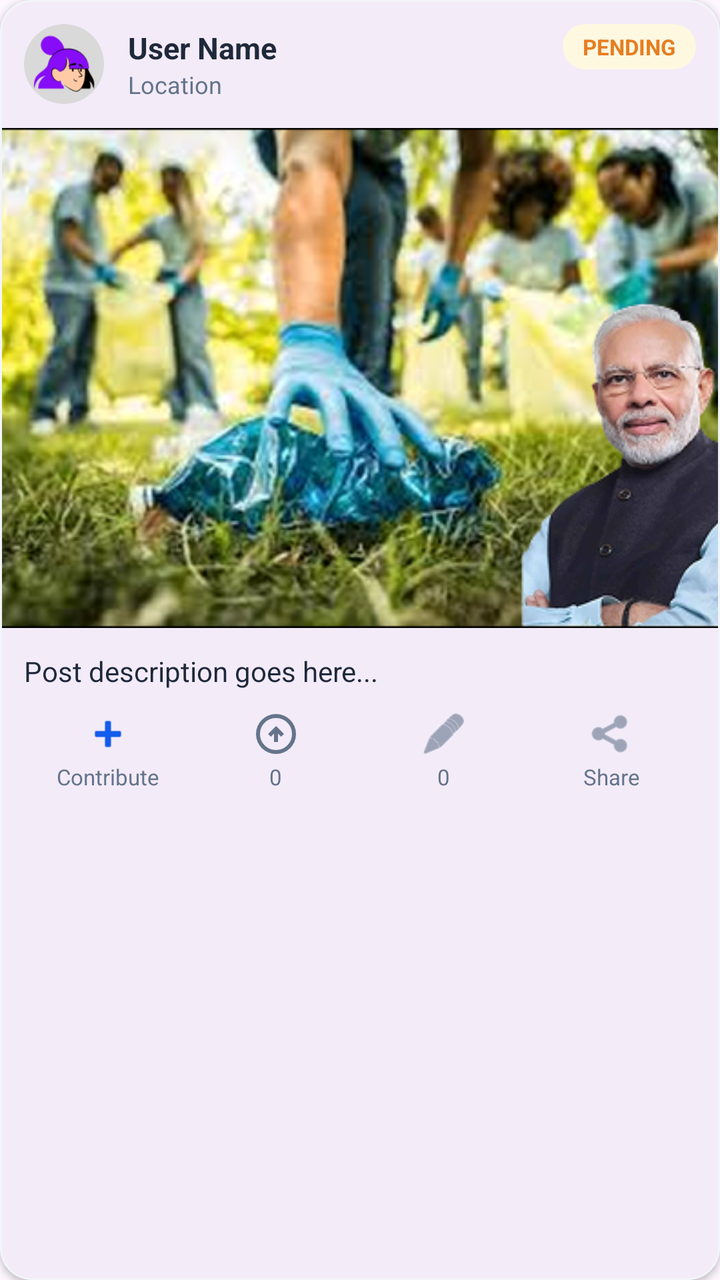
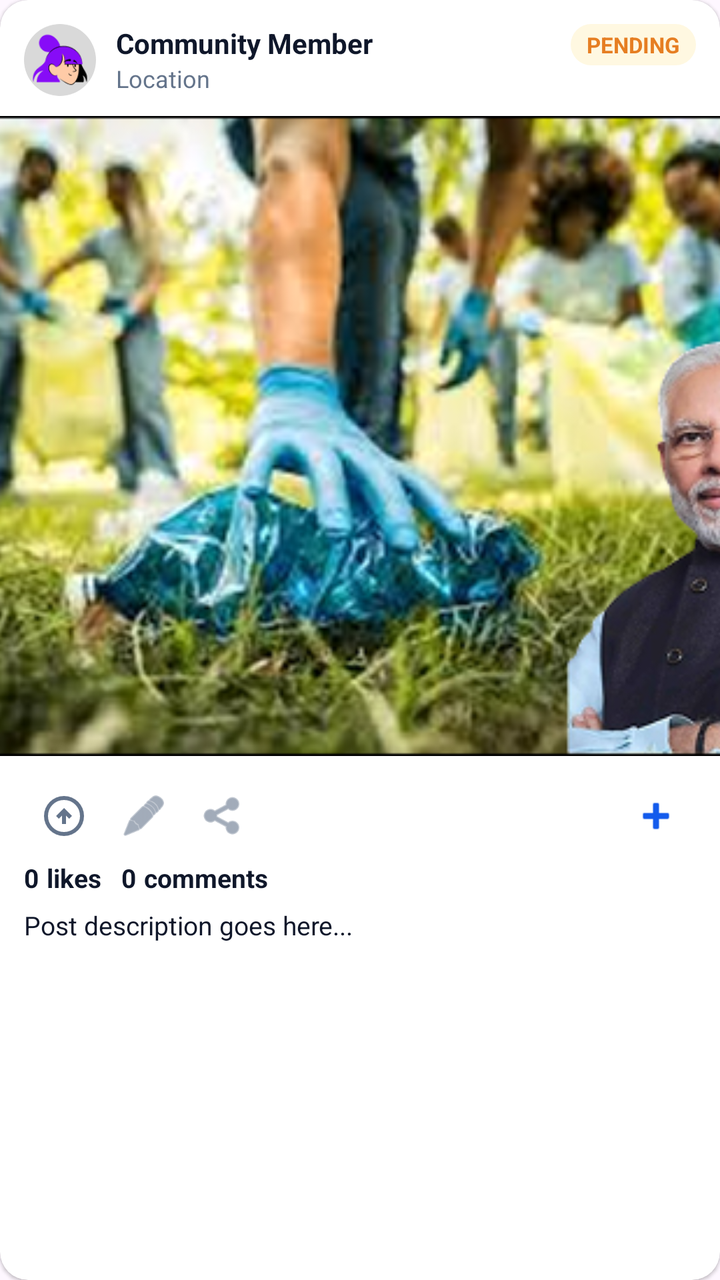

Compare the two renders of this Android layout. The source of the first and the diff that turns it into the second are given below.
<!-- AndroidManifest.xml: application theme Theme.SwachhtaSarthi -->
<!-- res/layout/component_feed_item.xml -->
<?xml version="1.0" encoding="utf-8"?>
<com.google.android.material.card.MaterialCardView xmlns:android="http://schemas.android.com/apk/res/android"
    xmlns:app="http://schemas.android.com/apk/res-auto"
    android:layout_width="match_parent"
    android:layout_height="wrap_content"
    android:layout_marginHorizontal="16dp"
    android:layout_marginVertical="8dp"
    app:cardCornerRadius="16dp"
    app:cardElevation="2dp"
    app:strokeColor="#F1F5F9"
    app:strokeWidth="1dp">

    <LinearLayout
        android:layout_width="match_parent"
        android:layout_height="wrap_content"
        android:orientation="vertical">

        
        <androidx.constraintlayout.widget.ConstraintLayout
            android:layout_width="match_parent"
            android:layout_height="wrap_content"
            android:padding="12dp">

            <com.google.android.material.imageview.ShapeableImageView
                android:id="@+id/ivUserProfile"
                android:layout_width="40dp"
                android:layout_height="40dp"
                android:scaleType="centerCrop"
                app:layout_constraintBottom_toBottomOf="parent"
                app:layout_constraintStart_toStartOf="parent"
                app:layout_constraintTop_toTopOf="parent"
                app:shapeAppearanceOverlay="@style/CircleImageView"
                app:srcCompat="@drawable/profile_image" />

            <LinearLayout
                android:layout_width="0dp"
                android:layout_height="wrap_content"
                android:layout_marginStart="12dp"
                android:orientation="vertical"
                app:layout_constraintBottom_toBottomOf="@id/ivUserProfile"
                app:layout_constraintEnd_toStartOf="@+id/tvStatusTag"
                app:layout_constraintStart_toEndOf="@id/ivUserProfile"
                app:layout_constraintTop_toTopOf="@id/ivUserProfile">

                <TextView
                    android:id="@+id/tvUserName"
                    android:layout_width="wrap_content"
                    android:layout_height="wrap_content"
                    android:text="User Name"
                    android:textColor="#1E293B"
                    android:textSize="15sp"
                    android:textStyle="bold" />

                <TextView
                    android:id="@+id/tvLocation"
                    android:layout_width="wrap_content"
                    android:layout_height="wrap_content"
                    android:text="Location"
                    android:textColor="#64748B"
                    android:textSize="12sp" />
            </LinearLayout>

            <TextView
                android:id="@+id/tvStatusTag"
                android:layout_width="wrap_content"
                android:layout_height="wrap_content"
                android:background="@drawable/bg_pending_tag"
                android:paddingHorizontal="10dp"
                android:paddingVertical="4dp"
                android:text="PENDING"
                android:textColor="#E67E22"
                android:textSize="11sp"
                android:textStyle="bold"
                app:layout_constraintEnd_toEndOf="parent"
                app:layout_constraintTop_toTopOf="parent" />

        </androidx.constraintlayout.widget.ConstraintLayout>

        
        <ImageView
            android:id="@+id/ivPostImage"
            android:layout_width="match_parent"
            android:layout_height="250dp"
            android:scaleType="centerCrop"
            app:srcCompat="@drawable/login_signup_hero_img" />

        
        <LinearLayout
            android:layout_width="match_parent"
            android:layout_height="wrap_content"
            android:gravity="center_vertical"
            android:orientation="vertical"
            android:padding="12dp">

            <TextView
                android:id="@+id/tvDescription"
                android:layout_width="match_parent"
                android:layout_height="wrap_content"
                android:ellipsize="end"
                android:maxLines="1"
                android:text="Post description goes here..."
                android:textColor="#1E293B"
                android:textSize="14sp" />

            <TextView
                android:id="@+id/tvReadMore"
                android:layout_width="wrap_content"
                android:layout_height="wrap_content"
                android:layout_marginTop="4dp"
                android:text="Read more"
                android:textColor="#135BEC"
                android:textSize="12sp"
                android:textStyle="bold"
                android:visibility="gone" />

            <LinearLayout
                android:layout_width="match_parent"
                android:layout_height="wrap_content"
                android:layout_marginTop="10dp"
                android:gravity="center_vertical"
                android:orientation="horizontal">

                <LinearLayout
                    android:layout_width="0dp"
                    android:layout_height="wrap_content"
                    android:layout_weight="1"
                    android:gravity="center"
                    android:orientation="vertical">

                    <ImageView
                        android:id="@+id/ivContribute"
                        android:layout_width="24dp"
                        android:layout_height="24dp"
                        android:clickable="true"
                        android:contentDescription="Contribute"
                        android:focusable="true"
                        android:src="@android:drawable/ic_input_add"
                        app:tint="#135BEC" />

                    <TextView
                        android:layout_width="wrap_content"
                        android:layout_height="wrap_content"
                        android:layout_marginTop="2dp"
                        android:text="Contribute"
                        android:textColor="#64748B"
                        android:textSize="11sp" />
                </LinearLayout>

                <LinearLayout
                    android:layout_width="0dp"
                    android:layout_height="wrap_content"
                    android:layout_weight="1"
                    android:gravity="center"
                    android:orientation="vertical">

                    <ImageView
                        android:id="@+id/ivUpvote"
                        android:layout_width="24dp"
                        android:layout_height="24dp"
                        android:clickable="true"
                        android:contentDescription="Upvote"
                        android:focusable="true"
                        android:src="@drawable/up_arrow"
                        app:tint="#64748B" />

                    <TextView
                        android:id="@+id/tvUpvoteCount"
                        android:layout_width="wrap_content"
                        android:layout_height="wrap_content"
                        android:layout_marginTop="2dp"
                        android:text="0"
                        android:textColor="#64748B"
                        android:textSize="11sp" />
                </LinearLayout>

                <LinearLayout
                    android:layout_width="0dp"
                    android:layout_height="wrap_content"
                    android:layout_weight="1"
                    android:gravity="center"
                    android:orientation="vertical">

                    <ImageView
                        android:id="@+id/ivComment"
                        android:layout_width="24dp"
                        android:layout_height="24dp"
                        android:clickable="true"
                        android:contentDescription="Comment"
                        android:focusable="true"
                        android:src="@android:drawable/ic_menu_edit"
                        app:tint="#64748B" />

                    <TextView
                        android:id="@+id/tvCommentCount"
                        android:layout_width="wrap_content"
                        android:layout_height="wrap_content"
                        android:layout_marginTop="2dp"
                        android:text="0"
                        android:textColor="#64748B"
                        android:textSize="11sp" />
                </LinearLayout>

                <LinearLayout
                    android:layout_width="0dp"
                    android:layout_height="wrap_content"
                    android:layout_weight="1"
                    android:gravity="center"
                    android:orientation="vertical">

                    <ImageView
                        android:id="@+id/ivShare"
                        android:layout_width="24dp"
                        android:layout_height="24dp"
                        android:clickable="true"
                        android:contentDescription="Share"
                        android:focusable="true"
                        android:src="@android:drawable/ic_menu_share"
                        app:tint="#64748B" />

                    <TextView
                        android:layout_width="wrap_content"
                        android:layout_height="wrap_content"
                        android:layout_marginTop="2dp"
                        android:text="Share"
                        android:textColor="#64748B"
                        android:textSize="11sp" />
                </LinearLayout>
            </LinearLayout>
        </LinearLayout>

    </LinearLayout>
</com.google.android.material.card.MaterialCardView>
<!-- resources referenced by this layout -->
<resources>
  <!-- drawable bg_pending_tag (drawable) -->
  <?xml version="1.0" encoding="utf-8"?>
  <shape xmlns:android="http://schemas.android.com/apk/res/android">
      <solid android:color="#FFF8E1" />
      <corners android:radius="12dp" />
  </shape>
  <!-- drawable login_signup_hero_img: png bitmap (drawable, 244307 bytes) -->
  <!-- drawable profile_image: png bitmap (drawable, 4872 bytes) -->
  <!-- drawable up_arrow (drawable) -->
  <vector xmlns:android="http://schemas.android.com/apk/res/android" android:height="24dp" android:tint="#A3A8BB" android:viewportHeight="960" android:viewportWidth="960" android:width="24dp">
        
      <path android:fillColor="@android:color/white" android:pathData="M440,640L520,640L520,472L584,536L640,480L480,320L320,480L376,536L440,472L440,640ZM480,880Q397,880 324,848.5Q251,817 197,763Q143,709 111.5,636Q80,563 80,480Q80,397 111.5,324Q143,251 197,197Q251,143 324,111.5Q397,80 480,80Q563,80 636,111.5Q709,143 763,197Q817,251 848.5,324Q880,397 880,480Q880,563 848.5,636Q817,709 763,763Q709,817 636,848.5Q563,880 480,880ZM480,800Q614,800 707,707Q800,614 800,480Q800,346 707,253Q614,160 480,160Q346,160 253,253Q160,346 160,480Q160,614 253,707Q346,800 480,800ZM480,480Q480,480 480,480Q480,480 480,480Q480,480 480,480Q480,480 480,480Q480,480 480,480Q480,480 480,480Q480,480 480,480Q480,480 480,480Z"/>
      
  </vector>
  <style name="CircleImageView" parent="">
          <item name="cornerSize">50%</item>
      </style>
  <style name="Theme.SwachhtaSarthi" parent="Base.Theme.SwachhtaSarthi" />
  <style name="Base.Theme.SwachhtaSarthi" parent="Theme.Material3.DayNight.NoActionBar">
          
          
      </style>
</resources>

<!-- the commit's change to res/layout/component_feed_item.xml (unified diff, before → after) -->
@@ -3,12 +3,13 @@
     xmlns:app="http://schemas.android.com/apk/res-auto"
     android:layout_width="match_parent"
     android:layout_height="wrap_content"
-    android:layout_marginHorizontal="16dp"
-    android:layout_marginVertical="8dp"
-    app:cardCornerRadius="16dp"
-    app:cardElevation="2dp"
-    app:strokeColor="#F1F5F9"
-    app:strokeWidth="1dp">
+    android:layout_marginHorizontal="12dp"
+    android:layout_marginVertical="10dp"
+    app:cardCornerRadius="14dp"
+    app:cardElevation="1dp"
+    app:strokeColor="#00000000"
+    app:strokeWidth="0dp"
+    android:backgroundTint="#FFFFFF">
 
     <LinearLayout
         android:layout_width="match_parent"
@@ -19,12 +20,15 @@
         <androidx.constraintlayout.widget.ConstraintLayout
             android:layout_width="match_parent"
             android:layout_height="wrap_content"
-            android:padding="12dp">
+            android:paddingStart="12dp"
+            android:paddingEnd="12dp"
+            android:paddingTop="12dp"
+            android:paddingBottom="10dp">
 
             <com.google.android.material.imageview.ShapeableImageView
                 android:id="@+id/ivUserProfile"
-                android:layout_width="40dp"
-                android:layout_height="40dp"
+                android:layout_width="36dp"
+                android:layout_height="36dp"
                 android:scaleType="centerCrop"
                 app:layout_constraintBottom_toBottomOf="parent"
                 app:layout_constraintStart_toStartOf="parent"
@@ -32,41 +36,42 @@
                 app:shapeAppearanceOverlay="@style/CircleImageView"
                 app:srcCompat="@drawable/profile_image" />
 
-            <LinearLayout
+            <TextView
+                android:id="@+id/tvUserName"
                 android:layout_width="0dp"
                 android:layout_height="wrap_content"
-                android:layout_marginStart="12dp"
-                android:orientation="vertical"
-                app:layout_constraintBottom_toBottomOf="@id/ivUserProfile"
+                android:layout_marginStart="10dp"
+                android:ellipsize="end"
+                android:maxLines="1"
+                android:text="Community Member"
+                android:textColor="#0F172A"
+                android:textSize="14sp"
+                android:textStyle="bold"
                 app:layout_constraintEnd_toStartOf="@+id/tvStatusTag"
                 app:layout_constraintStart_toEndOf="@id/ivUserProfile"
-                app:layout_constraintTop_toTopOf="@id/ivUserProfile">
-
-                <TextView
-                    android:id="@+id/tvUserName"
-                    android:layout_width="wrap_content"
-                    android:layout_height="wrap_content"
-                    android:text="User Name"
-                    android:textColor="#1E293B"
-                    android:textSize="15sp"
-                    android:textStyle="bold" />
-
-                <TextView
-                    android:id="@+id/tvLocation"
-                    android:layout_width="wrap_content"
-                    android:layout_height="wrap_content"
-                    android:text="Location"
-                    android:textColor="#64748B"
-                    android:textSize="12sp" />
-            </LinearLayout>
+                app:layout_constraintTop_toTopOf="@id/ivUserProfile" />
+
+            <TextView
+                android:id="@+id/tvLocation"
+                android:layout_width="0dp"
+                android:layout_height="wrap_content"
+                android:layout_marginStart="10dp"
+                android:ellipsize="end"
+                android:maxLines="1"
+                android:text="Location"
+                android:textColor="#64748B"
+                android:textSize="12sp"
+                app:layout_constraintEnd_toStartOf="@+id/tvStatusTag"
+                app:layout_constraintStart_toEndOf="@id/ivUserProfile"
+                app:layout_constraintTop_toBottomOf="@id/tvUserName" />
 
             <TextView
                 android:id="@+id/tvStatusTag"
                 android:layout_width="wrap_content"
                 android:layout_height="wrap_content"
                 android:background="@drawable/bg_pending_tag"
-                android:paddingHorizontal="10dp"
-                android:paddingVertical="4dp"
+                android:paddingHorizontal="8dp"
+                android:paddingVertical="3dp"
                 android:text="PENDING"
                 android:textColor="#E67E22"
                 android:textSize="11sp"
@@ -77,155 +82,152 @@
         </androidx.constraintlayout.widget.ConstraintLayout>
 
         
-        <ImageView
+        <com.google.android.material.imageview.ShapeableImageView
             android:id="@+id/ivPostImage"
             android:layout_width="match_parent"
-            android:layout_height="250dp"
+            android:layout_height="320dp"
             android:scaleType="centerCrop"
+            app:shapeAppearanceOverlay="@style/ShapeAppearance.Material3.Corner.None"
             app:srcCompat="@drawable/login_signup_hero_img" />
 
         
         <LinearLayout
             android:layout_width="match_parent"
             android:layout_height="wrap_content"
-            android:gravity="center_vertical"
             android:orientation="vertical"
-            android:padding="12dp">
-
+            android:paddingStart="12dp"
+            android:paddingEnd="12dp"
+            android:paddingTop="10dp"
+            android:paddingBottom="12dp">
+
+            
+            <LinearLayout
+                android:layout_width="match_parent"
+                android:layout_height="wrap_content"
+                android:orientation="horizontal"
+                android:gravity="center_vertical">
+
+                <ImageView
+                    android:id="@+id/ivUpvote"
+                    android:layout_width="40dp"
+                    android:layout_height="40dp"
+                    android:background="?attr/selectableItemBackgroundBorderless"
+                    android:padding="8dp"
+                    android:clickable="true"
+                    android:focusable="true"
+                    android:contentDescription="Like"
+                    android:src="@drawable/up_arrow"
+                    app:tint="#64748B" />
+
+                <ImageView
+                    android:id="@+id/ivComment"
+                    android:layout_width="40dp"
+                    android:layout_height="40dp"
+                    android:background="?attr/selectableItemBackgroundBorderless"
+                    android:padding="8dp"
+                    android:clickable="true"
+                    android:focusable="true"
+                    android:contentDescription="Comment"
+                    android:src="@android:drawable/ic_menu_edit"
+                    app:tint="#64748B" />
+
+                <ImageView
+                    android:id="@+id/ivShare"
+                    android:layout_width="40dp"
+                    android:layout_height="40dp"
+                    android:background="?attr/selectableItemBackgroundBorderless"
+                    android:padding="8dp"
+                    android:clickable="true"
+                    android:focusable="true"
+                    android:contentDescription="Share"
+                    android:src="@android:drawable/ic_menu_share"
+                    app:tint="#64748B" />
+
+                <View
+                    android:layout_width="0dp"
+                    android:layout_height="0dp"
+                    android:layout_weight="1" />
+
+                <ImageView
+                    android:id="@+id/ivContribute"
+                    android:layout_width="40dp"
+                    android:layout_height="40dp"
+                    android:background="?attr/selectableItemBackgroundBorderless"
+                    android:padding="8dp"
+                    android:clickable="true"
+                    android:focusable="true"
+                    android:contentDescription="Volunteer"
+                    android:src="@android:drawable/ic_input_add"
+                    app:tint="#135BEC" />
+            </LinearLayout>
+
+            
+            <LinearLayout
+                android:layout_width="match_parent"
+                android:layout_height="wrap_content"
+                android:layout_marginTop="2dp"
+                android:orientation="horizontal">
+
+                <TextView
+                    android:id="@+id/tvUpvoteCount"
+                    android:layout_width="wrap_content"
+                    android:layout_height="wrap_content"
+                    android:text="0"
+                    android:textColor="#0F172A"
+                    android:textSize="13sp"
+                    android:textStyle="bold" />
+
+                <TextView
+                    android:layout_width="wrap_content"
+                    android:layout_height="wrap_content"
+                    android:layout_marginStart="4dp"
+                    android:text="likes"
+                    android:textColor="#0F172A"
+                    android:textSize="13sp"
+                    android:textStyle="bold" />
+
+                <TextView
+                    android:id="@+id/tvCommentCount"
+                    android:layout_width="wrap_content"
+                    android:layout_height="wrap_content"
+                    android:layout_marginStart="10dp"
+                    android:text="0"
+                    android:textColor="#0F172A"
+                    android:textSize="13sp"
+                    android:textStyle="bold" />
+
+                <TextView
+                    android:layout_width="wrap_content"
+                    android:layout_height="wrap_content"
+                    android:layout_marginStart="4dp"
+                    android:text="comments"
+                    android:textColor="#0F172A"
+                    android:textSize="13sp"
+                    android:textStyle="bold" />
+            </LinearLayout>
+
+            
             <TextView
                 android:id="@+id/tvDescription"
                 android:layout_width="match_parent"
                 android:layout_height="wrap_content"
+                android:layout_marginTop="6dp"
                 android:ellipsize="end"
-                android:maxLines="1"
+                android:maxLines="2"
                 android:text="Post description goes here..."
-                android:textColor="#1E293B"
-                android:textSize="14sp" />
+                android:textColor="#0F172A"
+                android:textSize="13sp" />
 
             <TextView
                 android:id="@+id/tvReadMore"
                 android:layout_width="wrap_content"
                 android:layout_height="wrap_content"
-                android:layout_marginTop="4dp"
+                android:layout_marginTop="2dp"
                 android:text="Read more"
-                android:textColor="#135BEC"
+                android:textColor="#64748B"
                 android:textSize="12sp"
                 android:textStyle="bold"
                 android:visibility="gone" />
-
-            <LinearLayout
-                android:layout_width="match_parent"
-                android:layout_height="wrap_content"
-                android:layout_marginTop="10dp"
-                android:gravity="center_vertical"
-                android:orientation="horizontal">
-
-                <LinearLayout
-                    android:layout_width="0dp"
-                    android:layout_height="wrap_content"
-                    android:layout_weight="1"
-                    android:gravity="center"
-                    android:orientation="vertical">
-
-                    <ImageView
-                        android:id="@+id/ivContribute"
-                        android:layout_width="24dp"
-                        android:layout_height="24dp"
-                        android:clickable="true"
-                        android:contentDescription="Contribute"
-                        android:focusable="true"
-                        android:src="@android:drawable/ic_input_add"
-                        app:tint="#135BEC" />
-
-                    <TextView
-                        android:layout_width="wrap_content"
-                        android:layout_height="wrap_content"
-                        android:layout_marginTop="2dp"
-                        android:text="Contribute"
-                        android:textColor="#64748B"
-                        android:textSize="11sp" />
-                </LinearLayout>
-
-                <LinearLayout
-                    android:layout_width="0dp"
-                    android:layout_height="wrap_content"
-                    android:layout_weight="1"
-                    android:gravity="center"
-                    android:orientation="vertical">
-
-                    <ImageView
-                        android:id="@+id/ivUpvote"
-                        android:layout_width="24dp"
-                        android:layout_height="24dp"
-                        android:clickable="true"
-                        android:contentDescription="Upvote"
-                        android:focusable="true"
-                        android:src="@drawable/up_arrow"
-                        app:tint="#64748B" />
-
-                    <TextView
-                        android:id="@+id/tvUpvoteCount"
-                        android:layout_width="wrap_content"
-                        android:layout_height="wrap_content"
-                        android:layout_marginTop="2dp"
-                        android:text="0"
-                        android:textColor="#64748B"
-                        android:textSize="11sp" />
-                </LinearLayout>
-
-                <LinearLayout
-                    android:layout_width="0dp"
-                    android:layout_height="wrap_content"
-                    android:layout_weight="1"
-                    android:gravity="center"
-                    android:orientation="vertical">
-
-                    <ImageView
-                        android:id="@+id/ivComment"
-                        android:layout_width="24dp"
-                        android:layout_height="24dp"
-                        android:clickable="true"
-                        android:contentDescription="Comment"
-                        android:focusable="true"
-                        android:src="@android:drawable/ic_menu_edit"
-                        app:tint="#64748B" />
-
-                    <TextView
-                        android:id="@+id/tvCommentCount"
-                        android:layout_width="wrap_content"
-                        android:layout_height="wrap_content"
-                        android:layout_marginTop="2dp"
-                        android:text="0"
-                        android:textColor="#64748B"
-                        android:textSize="11sp" />
-                </LinearLayout>
-
-                <LinearLayout
-                    android:layout_width="0dp"
-                    android:layout_height="wrap_content"
-                    android:layout_weight="1"
-                    android:gravity="center"
-                    android:orientation="vertical">
-
-                    <ImageView
-                        android:id="@+id/ivShare"
-                        android:layout_width="24dp"
-                        android:layout_height="24dp"
-                        android:clickable="true"
-                        android:contentDescription="Share"
-                        android:focusable="true"
-                        android:src="@android:drawable/ic_menu_share"
-                        app:tint="#64748B" />
-
-                    <TextView
-                        android:layout_width="wrap_content"
-                        android:layout_height="wrap_content"
-                        android:layout_marginTop="2dp"
-                        android:text="Share"
-                        android:textColor="#64748B"
-                        android:textSize="11sp" />
-                </LinearLayout>
-            </LinearLayout>
         </LinearLayout>
 
     </LinearLayout>
<!-- resource entries referenced after the edit -->
@@ -20,7 +20,12 @@
   <style name="Theme.SwachhtaSarthi" parent="Base.Theme.SwachhtaSarthi" />
   <style name="Base.Theme.SwachhtaSarthi" parent="Theme.Material3.DayNight.NoActionBar">
           
+          <item name="android:statusBarColor">#FFFFFF</item>
+          <item name="android:navigationBarColor">#FFFFFF</item>
+  
           
+          <item name="android:windowLightStatusBar">true</item>
+          <item name="android:windowLightNavigationBar">true</item>
       </style>
 </resources>
 
